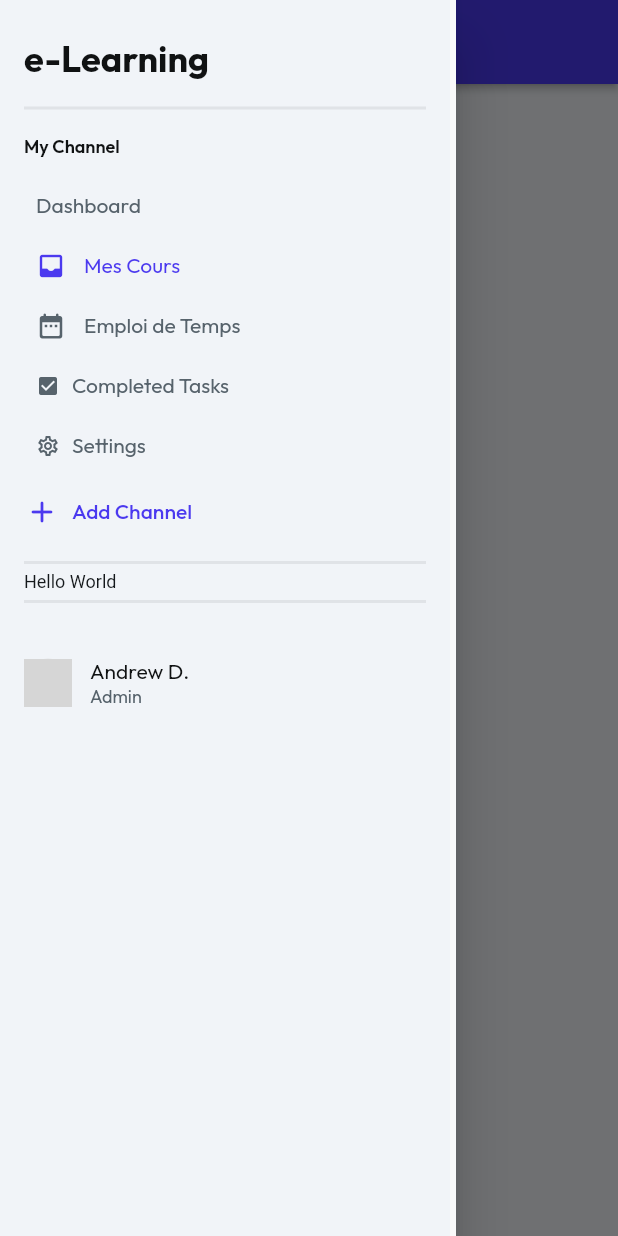
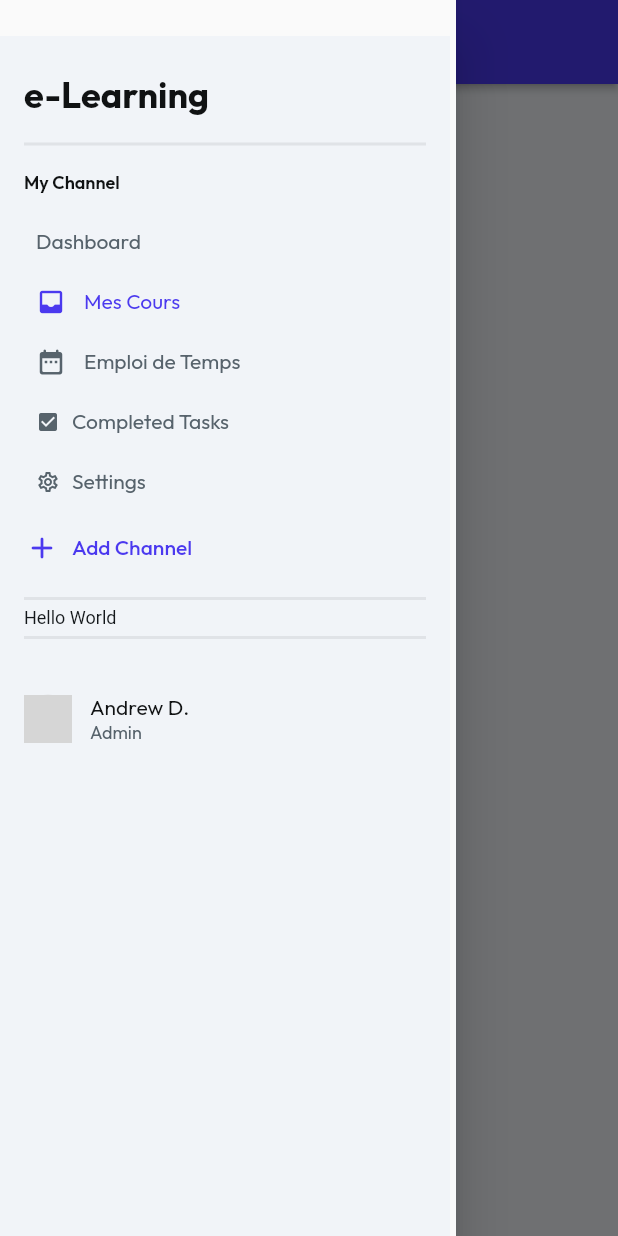
Before and after one commit to mamadouramadan723/e-Learning, a Flutter app: the screen it shows after launch, with the side drawer open, on a phone screen of 412 x 824 dp. Run offline on Flutter 3.47's test engine with Material 2 defaults, Android fonts, the phone set to English and light mode, and no system bars; drawn by our look-alikes of cached_network_image, flutter_animate; our stand-ins replace auto_size_text, cloud_firestore, firebase_auth, firebase_core, font_awesome_flutter, from_css_color and 9 more; missing offline and left inert: json_path; accounts and stored records are empty; network calls fail; Roboto replaces fonts that are missing (Readex Pro); grey boxes are pictures that could not be loaded.

Commit message:
Updating to latest FlutterFlow output.

```diff
--- a/lib/home_page/home_page_widget.dart
+++ b/lib/home_page/home_page_widget.dart
@@ -85,7 +85,7 @@ class _HomePageWidgetState extends State<HomePageWidget>
               tablet: false,
             ),
             child: Padding(
-              padding: EdgeInsetsDirectional.fromSTEB(0.0, 0.0, 4.0, 0.0),
+              padding: EdgeInsetsDirectional.fromSTEB(0.0, 24.0, 4.0, 0.0),
               child: Container(
                 width: 270.0,
                 height: 900.0,
```
